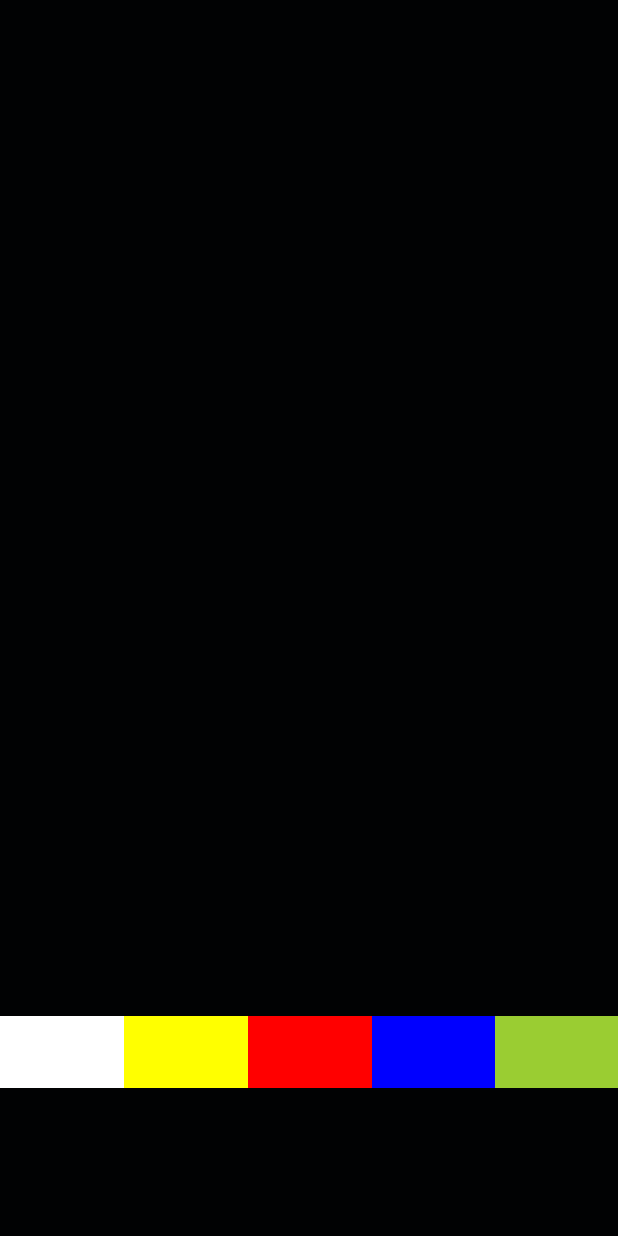
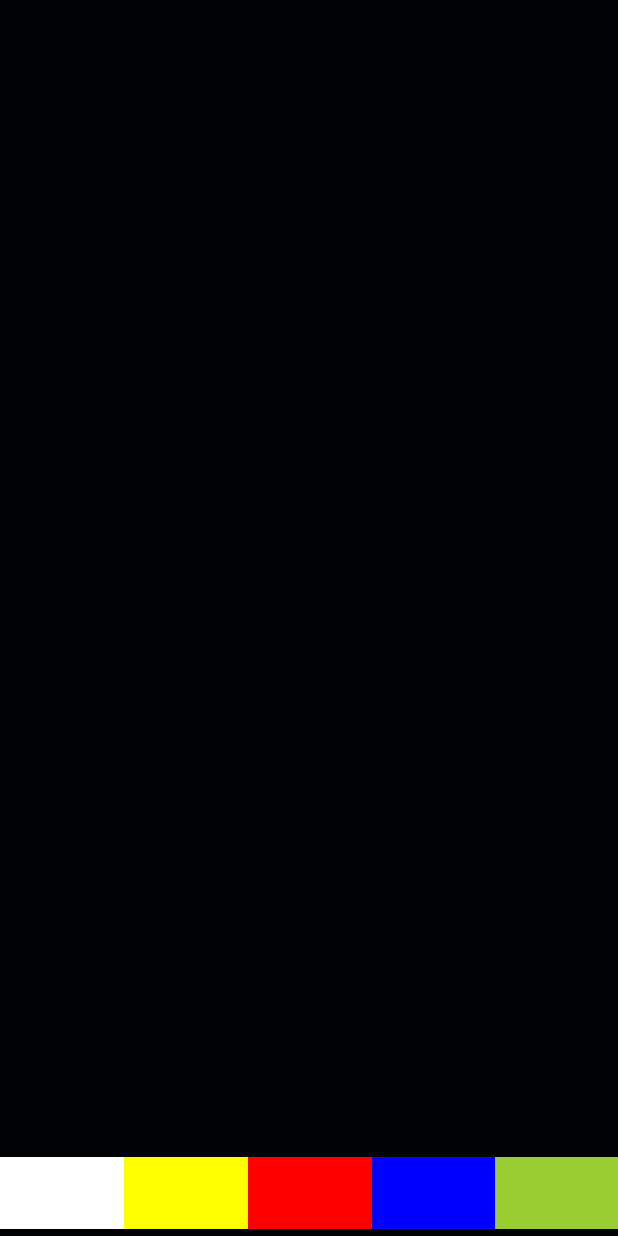
Before and after one commit to LaunDan/Draw_Place, an Android app: the DrawPlaceActivity screen opened directly, with no data from a screen before it, on a phone screen of 412 x 824 dp. Run offline under Robolectric (Android 15) with nearby library versions, the phone set to English and light mode, and no system bars.

Commit message:
set view

```diff
--- a/app/src/main/res/layout/activity_draw_place.xml
+++ b/app/src/main/res/layout/activity_draw_place.xml
@@ -4,14 +4,15 @@
     android:orientation="vertical"
     android:layout_width="match_parent"
     android:layout_height="match_parent"
-    android:background="@color/colorBlack">
+    android:background="@color/colorBlack"
+    android:weightSum="100">
 
 
     <FrameLayout
         android:id="@+id/frameCanvas"
-
         android:layout_width="match_parent"
-        android:layout_height="677dp">
+        android:layout_weight="110"
+        android:layout_height="wrap_content">
 
     </FrameLayout>
 
```
